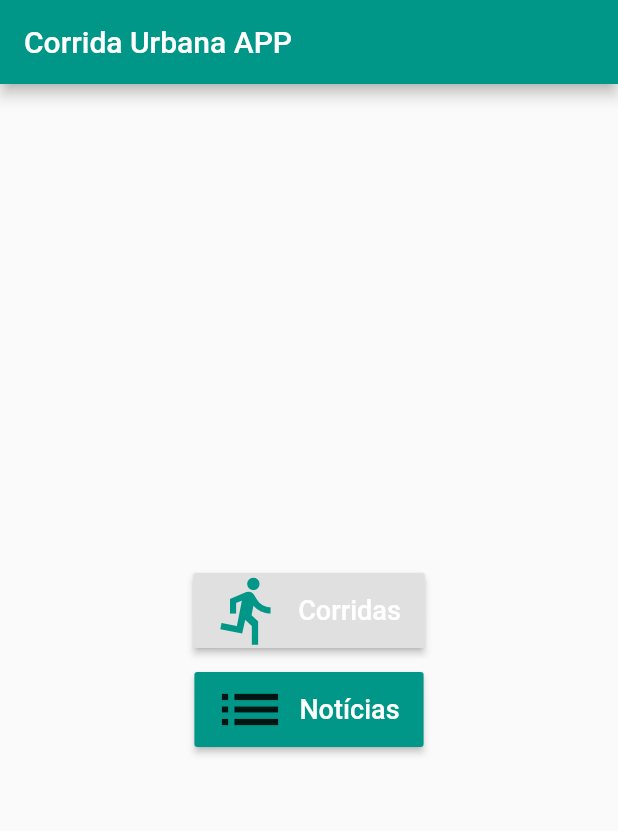
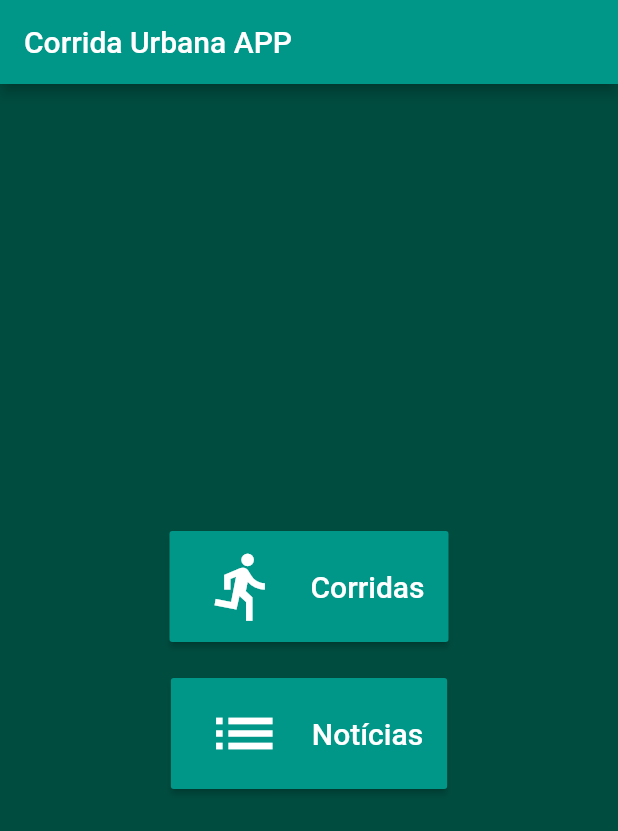
Before and after one commit to victorwardi/CorridaUrbanaFlutter, a Flutter app: the screen it shows after launch, on a phone screen of 412 x 824 dp. Shown: the top 831 px of the screen. Run offline on Flutter 3.47's test engine with Material 2 defaults, Android fonts, the phone set to English and light mode, and no system bars; missing offline and left inert: flutter_html_view, map_view.

```diff
--- a/lib/model/corrida.dart
+++ b/lib/model/corrida.dart
@@ -2,53 +2,48 @@ import 'dart:async';
 import 'dart:convert';
 import 'package:http/http.dart' as http;
 
+import '../dao/corrida_dao.dart';
+
 class Corrida {
-  String title;
-  String date;
+
+/*   "id": 12943,
+        "titulo": "Circuito das Estações 2018 - Primavera - RJ",
+        "link": "https://www.corridaurbana.com.br/corrida/circuito-das-estacoes-primavera-rj/",
+        "dia": "30",
+        "mes": "09",
+        "ano": "18",
+        "mesExtenso": "setembro",
+        "data": "30/09/18",
+        "cidade": " Rio de Janeiro",
+        "estado": "Rio de Janeiro",
+        "uf": "RJ",
+        "local": " Rio de Janeiro - RJ",
+        "endereco": "Aterro do Flamengo - Rio de Janeiro",
+        "imagem": false
+ */
+
+  String titulo;
   String estado;
-  List<String> distancias;
+  String mes;
+  String mesExtenso;
+  String dia;
+  String data;
+  String cidade;
+  String uf;
+  String local;
+  String endereco;
+  String distancias;
+  String valor;
+  String site;
+  String horario;
+  double mapaLatitude;
+  double mapaLongitude;
 
-  Corrida([this.title, this.date, this.estado, this.distancias]);
-
-  Future<List<Corrida>> loadData() async {
-    List<Corrida> corridas = new List<Corrida>();
-
-    try {
-      final response = await http
-          .get("https://www.corridaurbana.com.br/wp-json/wp/v2/corrida?_embed");
-      final responseJson = json.decode(response.body);
-
-      for (var corridaJson in responseJson) {
-        Corrida corrida = new Corrida();
-
-        corrida.title = corridaJson["title"]["rendered"];
-        var terms = corridaJson["_embedded"]["wp:term"];
-
-        for (var dados in terms) {
-          corrida.distancias = new List<String>();
-
-          for (var dado in dados) {
-            if (dado["taxonomy"] == "estado") {
-              corrida.estado = dado["name"];
-            }
-            if (dado["taxonomy"] == "distancia") {
-              corrida.distancias.add(dado["name"]);
-            }
-          }
-        }
-
-        corridas.add(corrida);
-      }
-    } catch (e) {
-      print(e.toString());
-    }
-
-    return corridas;
-  }
 }
 
 main() {
-  Future<List<Corrida>> corridasList = new Corrida().loadData();
-  corridasList.then((List<Corrida> corridas) =>
-      corridas.forEach((corrida) => print(corrida.title)));
+  CorridaDao dao = new CorridaDao();
+  Future<List<Corrida>> corridasList = dao.getCorridasPorEstado('RJ');
+
+  corridasList.then((List<Corrida> corridas) =>corridas.forEach((corrida) => print(corrida.mapa)));
 }
--- a/lib/screen/home_screen.dart
+++ b/lib/screen/home_screen.dart
@@ -2,50 +2,68 @@ import 'package:flutter/material.dart';
 import 'posts_screen.dart';
 import 'package:corrida_urbana/screen/calendar_screen.dart';
 
-  const TextStyle _styleButton = TextStyle(fontSize: 18.0, color: Colors.white);
-  const double _iconSize = 50.0;
+const TextStyle _styleButton = TextStyle(fontSize: 20.0, color: Colors.white);
+const double _iconSize = 50.0;
 
 class HomeScreen extends StatelessWidget {
-
   @override
   Widget build(BuildContext context) {
     return Scaffold(
       appBar: AppBar(
         title: Text("Corrida Urbana APP"),
       ),
+      backgroundColor: Colors.teal[900],
+
       body: Center(
         child: Column(
-            mainAxisAlignment: MainAxisAlignment.center,
-
+          mainAxisAlignment: MainAxisAlignment.center,
           children: <Widget>[
             Padding(
-              padding: const EdgeInsets.all(8.0),
+              padding: const EdgeInsets.all(12.0),
               child: RaisedButton.icon(
-                icon: Icon(Icons.directions_run, size: _iconSize),
-                label: Text("Corridas", style: _styleButton,),
-                textTheme: ButtonTextTheme.accent,
+                icon: new Padding(
+                  padding: const EdgeInsets.all(12.0),
+                  child: Icon(
+                    Icons.directions_run,
+                    size: _iconSize,
+                    color: Colors.white,
+                  ),
+                ),
+                label: Text(
+                  "Corridas",
+                  style: _styleButton,
+                ),
+                color: Colors.teal,
                 onPressed: () {
                   Navigator.push(
                     context,
-                    MaterialPageRoute(
-                         builder: (context) => CalendarScreen()),
+                    MaterialPageRoute(builder: (context) => CalendarScreen()),
                   );
                 },
               ),
             ),
             Padding(
-              padding: const EdgeInsets.all(8.0),
+              padding: const EdgeInsets.all(12.0),
               child: RaisedButton.icon(
-                icon: Icon(Icons.list, size:_iconSize,),
-                label: Text("Notícias", style: _styleButton ),
-               color: Colors.teal,
-
+                icon: new Padding(
+                  padding: const EdgeInsets.all(12.0),
+                  child: Icon(
+                    Icons.list,
+                    size: _iconSize,
+                    color: Colors.white,
+                  ),
+                ),
+                label: Text(
+                  "Notícias",
+                  style: _styleButton,
+                ),
+                color: Colors.teal,
                 onPressed: () {
                   Navigator.push(
                     context,
                     MaterialPageRoute(
-                       builder: (context) =>  MyHomePage(title: 'Corrida Urbana -  Corridas')),
-
+                        builder: (context) =>
+                            MyHomePage(title: 'Corrida Urbana -  Corridas')),
                   );
                 },
               ),
--- a/lib/screen/posts_screen.dart
+++ b/lib/screen/posts_screen.dart
@@ -97,8 +97,7 @@ class _MyHomePageState extends State<MyHomePage> {
                     new MaterialPageRoute(
                         builder: (BuildContext context) =>
                         new PostDetail(posts[index])));
-              },
-            ),
+              }, ),
             new Divider(
               height: 2.0,
             ),
--- a/pubspec.yaml
+++ b/pubspec.yaml
@@ -10,6 +10,7 @@ dependencies:
   cupertino_icons: ^0.1.2
   http: "^0.11.3+16"
   flutter_html_view: "^0.5.2"
+  map_view: "^0.0.12"
 
 dev_dependencies:
   flutter_test:
```
Also changed, not shown: lib/dao/corrida_dao.dart (added, +65 -0 lines), lib/screen/calendar_screen.dart (+22 -6 lines), lib/screen/corrida_screen.dart (added, +103 -0 lines), pubspec.lock, 2 other files.
